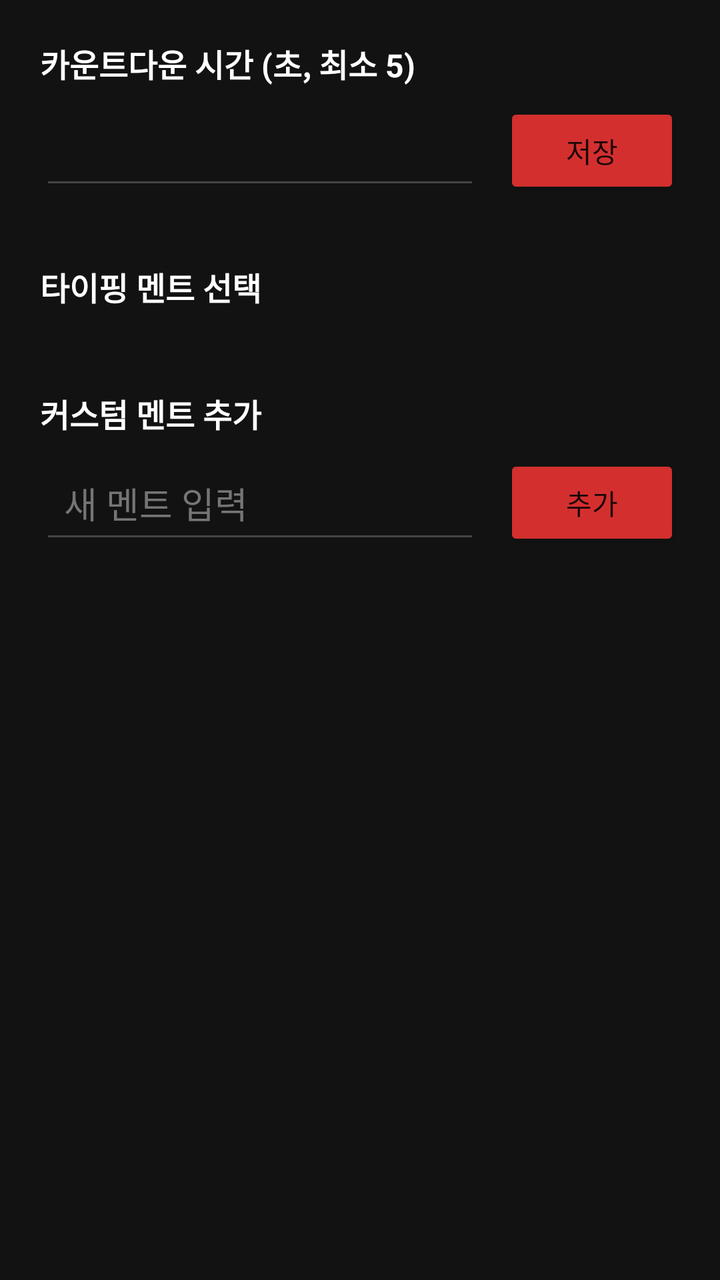
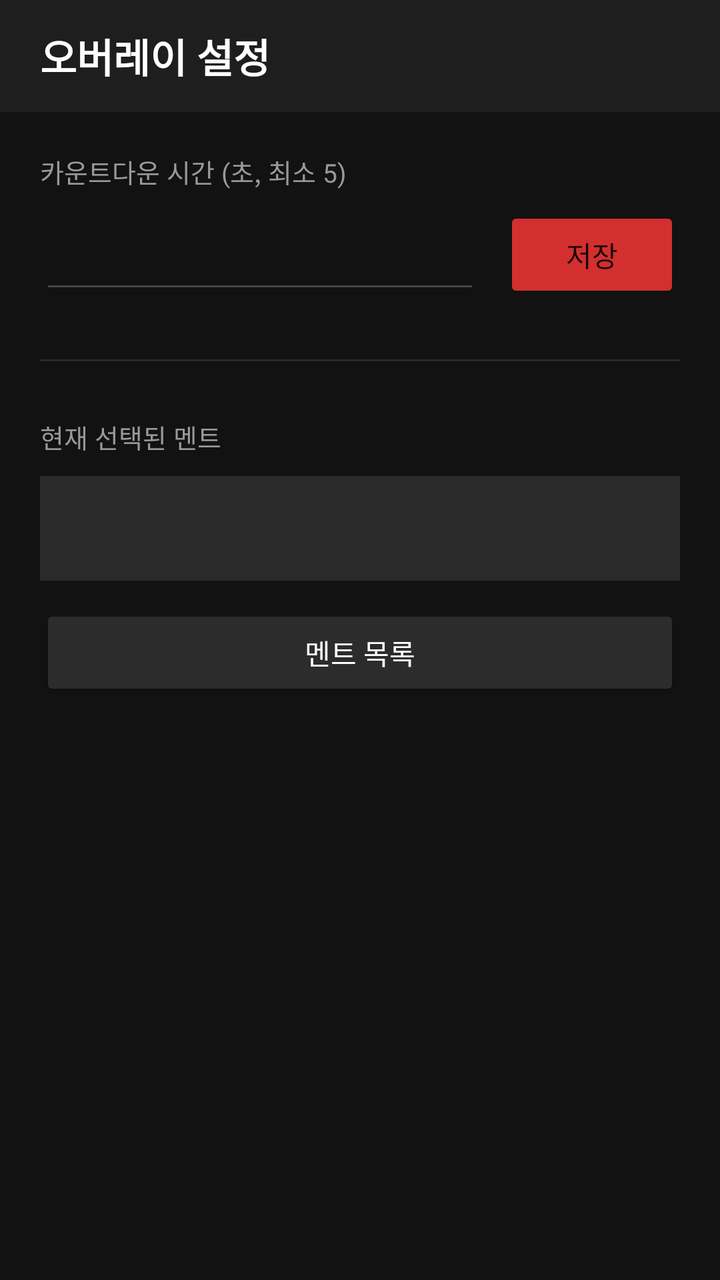

Screens rendered from an Android XML layout before and after an edit, with the pre-edit source and the edit as a unified diff.
<!-- AndroidManifest.xml: application theme Theme.FuturesJournal -->
<!-- res/layout/activity_settings.xml -->
<?xml version="1.0" encoding="utf-8"?>
<ScrollView xmlns:android="http://schemas.android.com/apk/res/android"
    android:layout_width="match_parent"
    android:layout_height="match_parent"
    android:background="#FF121212">

    <LinearLayout
        android:layout_width="match_parent"
        android:layout_height="wrap_content"
        android:orientation="vertical"
        android:padding="20dp">

        
        <TextView
            android:layout_width="match_parent"
            android:layout_height="wrap_content"
            android:text="카운트다운 시간 (초, 최소 5)"
            android:textColor="#FFFFFFFF"
            android:textSize="16sp"
            android:textStyle="bold"
            android:layout_marginBottom="8dp" />

        <LinearLayout
            android:layout_width="match_parent"
            android:layout_height="wrap_content"
            android:orientation="horizontal"
            android:gravity="center_vertical"
            android:layout_marginBottom="32dp">

            <EditText
                android:id="@+id/input_countdown"
                android:layout_width="0dp"
                android:layout_height="wrap_content"
                android:layout_weight="1"
                android:inputType="number"
                android:textColor="#FFFFFFFF"
                android:backgroundTint="#FF444444"
                android:padding="12dp"
                android:layout_marginEnd="12dp" />

            <Button
                android:id="@+id/btn_save_countdown"
                android:layout_width="wrap_content"
                android:layout_height="wrap_content"
                android:text="저장"
                android:backgroundTint="@color/warning_red" />

        </LinearLayout>

        
        <TextView
            android:layout_width="match_parent"
            android:layout_height="wrap_content"
            android:text="타이핑 멘트 선택"
            android:textColor="#FFFFFFFF"
            android:textSize="16sp"
            android:textStyle="bold"
            android:layout_marginBottom="8dp" />

        <LinearLayout
            android:id="@+id/sentence_list"
            android:layout_width="match_parent"
            android:layout_height="wrap_content"
            android:orientation="vertical"
            android:layout_marginBottom="32dp" />

        
        <TextView
            android:layout_width="match_parent"
            android:layout_height="wrap_content"
            android:text="커스텀 멘트 추가"
            android:textColor="#FFFFFFFF"
            android:textSize="16sp"
            android:textStyle="bold"
            android:layout_marginBottom="8dp" />

        <LinearLayout
            android:layout_width="match_parent"
            android:layout_height="wrap_content"
            android:orientation="horizontal"
            android:gravity="center_vertical">

            <EditText
                android:id="@+id/input_custom_sentence"
                android:layout_width="0dp"
                android:layout_height="wrap_content"
                android:layout_weight="1"
                android:hint="새 멘트 입력"
                android:inputType="text"
                android:textColor="#FFFFFFFF"
                android:textColorHint="#FF757575"
                android:backgroundTint="#FF444444"
                android:padding="12dp"
                android:layout_marginEnd="12dp" />

            <Button
                android:id="@+id/btn_add_sentence"
                android:layout_width="wrap_content"
                android:layout_height="wrap_content"
                android:text="추가"
                android:backgroundTint="@color/warning_red" />

        </LinearLayout>

    </LinearLayout>
</ScrollView>
<!-- resources referenced by this layout -->
<resources>
  <color name="warning_red">#FFD32F2F</color>
  <style name="Theme.FuturesJournal" parent="Theme.MaterialComponents.DayNight.NoActionBar" />
</resources>

<!-- the commit's change to res/layout/activity_settings.xml (unified diff, before → after) -->
@@ -1,106 +1,111 @@
 <?xml version="1.0" encoding="utf-8"?>
-<ScrollView xmlns:android="http://schemas.android.com/apk/res/android"
+<LinearLayout xmlns:android="http://schemas.android.com/apk/res/android"
     android:layout_width="match_parent"
     android:layout_height="match_parent"
-    android:background="#FF121212">
+    android:orientation="vertical"
+    android:background="#FF121212"
+    android:fitsSystemWindows="true">
 
+    
     <LinearLayout
         android:layout_width="match_parent"
-        android:layout_height="wrap_content"
-        android:orientation="vertical"
-        android:padding="20dp">
+        android:layout_height="56dp"
+        android:gravity="center_vertical"
+        android:paddingStart="20dp"
+        android:background="#FF1E1E1E">
 
-        
         <TextView
-            android:layout_width="match_parent"
+            android:layout_width="wrap_content"
             android:layout_height="wrap_content"
-            android:text="카운트다운 시간 (초, 최소 5)"
+            android:text="오버레이 설정"
             android:textColor="#FFFFFFFF"
-            android:textSize="16sp"
-            android:textStyle="bold"
-            android:layout_marginBottom="8dp" />
+            android:textSize="20sp"
+            android:textStyle="bold" />
+    </LinearLayout>
+
+    <ScrollView
+        android:layout_width="match_parent"
+        android:layout_height="match_parent">
 
         <LinearLayout
             android:layout_width="match_parent"
             android:layout_height="wrap_content"
-            android:orientation="horizontal"
-            android:gravity="center_vertical"
-            android:layout_marginBottom="32dp">
+            android:orientation="vertical"
+            android:padding="20dp">
 
-            <EditText
-                android:id="@+id/input_countdown"
-                android:layout_width="0dp"
+            
+            <TextView
+                android:layout_width="match_parent"
                 android:layout_height="wrap_content"
-                android:layout_weight="1"
-                android:inputType="number"
+                android:text="카운트다운 시간 (초, 최소 5)"
+                android:textColor="#FF999999"
+                android:textSize="13sp"
+                android:layout_marginBottom="8dp" />
+
+            <LinearLayout
+                android:layout_width="match_parent"
+                android:layout_height="wrap_content"
+                android:orientation="horizontal"
+                android:gravity="center_vertical"
+                android:layout_marginBottom="28dp">
+
+                <EditText
+                    android:id="@+id/input_countdown"
+                    android:layout_width="0dp"
+                    android:layout_height="wrap_content"
+                    android:layout_weight="1"
+                    android:inputType="number"
+                    android:textColor="#FFFFFFFF"
+                    android:textSize="18sp"
+                    android:backgroundTint="#FF444444"
+                    android:padding="12dp"
+                    android:layout_marginEnd="12dp" />
+
+                <Button
+                    android:id="@+id/btn_save_countdown"
+                    android:layout_width="wrap_content"
+                    android:layout_height="wrap_content"
+                    android:text="저장"
+                    android:backgroundTint="@color/warning_red" />
+
+            </LinearLayout>
+
+            
+            <View
+                android:layout_width="match_parent"
+                android:layout_height="1dp"
+                android:background="#FF2A2A2A"
+                android:layout_marginBottom="28dp" />
+
+            
+            <TextView
+                android:layout_width="match_parent"
+                android:layout_height="wrap_content"
+                android:text="현재 선택된 멘트"
+                android:textColor="#FF999999"
+                android:textSize="13sp"
+                android:layout_marginBottom="10dp" />
+
+            <TextView
+                android:id="@+id/tv_selected_sentence"
+                android:layout_width="match_parent"
+                android:layout_height="wrap_content"
                 android:textColor="#FFFFFFFF"
-                android:backgroundTint="#FF444444"
-                android:padding="12dp"
-                android:layout_marginEnd="12dp" />
+                android:textSize="15sp"
+                android:textStyle="bold"
+                android:padding="16dp"
+                android:background="#FF2A2A2A"
+                android:layout_marginBottom="12dp" />
 
             <Button
-                android:id="@+id/btn_save_countdown"
-                android:layout_width="wrap_content"
+                android:id="@+id/btn_open_sentence_list"
+                android:layout_width="match_parent"
                 android:layout_height="wrap_content"
-                android:text="저장"
-                android:backgroundTint="@color/warning_red" />
+                android:text="멘트 목록"
+                android:backgroundTint="#FF2C2C2C"
+                android:textColor="#FFFFFFFF" />
 
         </LinearLayout>
+    </ScrollView>
 
-        
-        <TextView
-            android:layout_width="match_parent"
-            android:layout_height="wrap_content"
-            android:text="타이핑 멘트 선택"
-            android:textColor="#FFFFFFFF"
-            android:textSize="16sp"
-            android:textStyle="bold"
-            android:layout_marginBottom="8dp" />
-
-        <LinearLayout
-            android:id="@+id/sentence_list"
-            android:layout_width="match_parent"
-            android:layout_height="wrap_content"
-            android:orientation="vertical"
-            android:layout_marginBottom="32dp" />
-
-        
-        <TextView
-            android:layout_width="match_parent"
-            android:layout_height="wrap_content"
-            android:text="커스텀 멘트 추가"
-            android:textColor="#FFFFFFFF"
-            android:textSize="16sp"
-            android:textStyle="bold"
-            android:layout_marginBottom="8dp" />
-
-        <LinearLayout
-            android:layout_width="match_parent"
-            android:layout_height="wrap_content"
-            android:orientation="horizontal"
-            android:gravity="center_vertical">
-
-            <EditText
-                android:id="@+id/input_custom_sentence"
-                android:layout_width="0dp"
-                android:layout_height="wrap_content"
-                android:layout_weight="1"
-                android:hint="새 멘트 입력"
-                android:inputType="text"
-                android:textColor="#FFFFFFFF"
-                android:textColorHint="#FF757575"
-                android:backgroundTint="#FF444444"
-                android:padding="12dp"
-                android:layout_marginEnd="12dp" />
-
-            <Button
-                android:id="@+id/btn_add_sentence"
-                android:layout_width="wrap_content"
-                android:layout_height="wrap_content"
-                android:text="추가"
-                android:backgroundTint="@color/warning_red" />
-
-        </LinearLayout>
-
-    </LinearLayout>
-</ScrollView>
+</LinearLayout>
